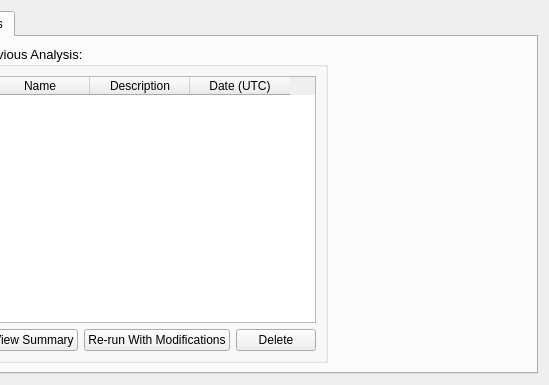
Ecotrust/delphos, file src/gui/project_view.ui: the form before one commit; both pictures show x 300 to 849 and y 0 to 385 of the 849 by 385 pixel window.
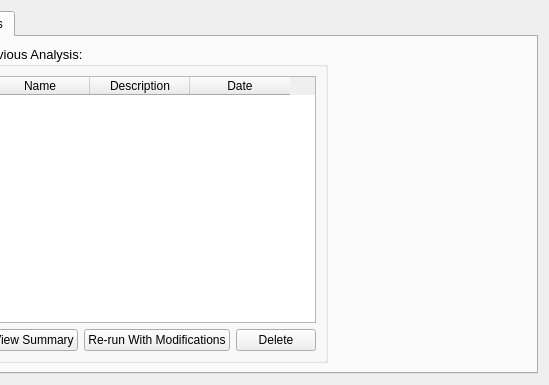
The form after the commit. The open tabs and pages were chosen to show the change. Custom widgets are drawn as their Qt base class.

Diff of the .ui file:
```diff
--- a/src/gui/project_view.ui
+++ b/src/gui/project_view.ui
@@ -598,7 +598,7 @@
               </column>
               <column>
                <property name="text" >
-                <string>Date (UTC)</string>
+                <string>Date</string>
                </property>
               </column>
              </widget>
```
Left out of the diff: 2 changed lines with no effect on the pictures.
